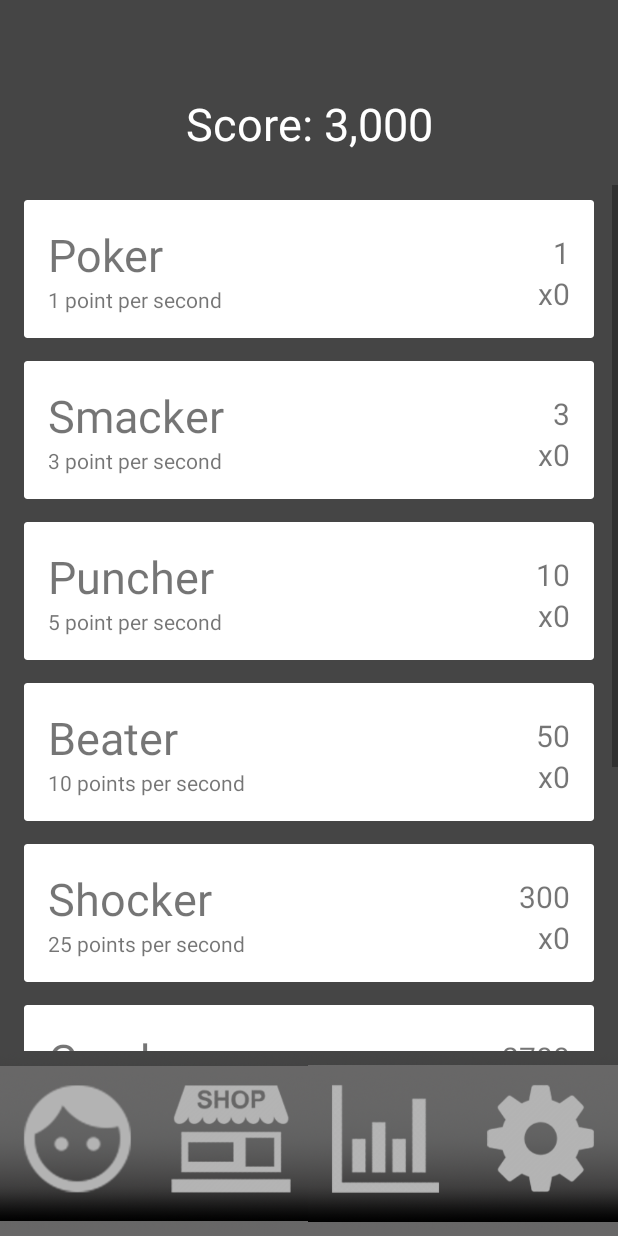
After one commit to cheesywow/Sergey, an Android app: the Shop screen opened directly, with no data from a screen before it, on a phone screen of 412 x 824 dp. The commit adds this screen. Run offline under Robolectric (Android 15) with nearby library versions, the phone set to English and light mode, and no system bars.

Commit message:
Created the first version of the shop

```diff
--- a/app/src/main/java/com/sergey/michael/sergey/Engine/UI/cards/CardAdapter.java
+++ b/app/src/main/java/com/sergey/michael/sergey/Engine/UI/cards/CardAdapter.java
@@ -16,14 +16,14 @@ public class CardAdapter extends RecyclerView.Adapter<CardAdapter.MyViewHolder>
     private List<ReminderCard> cardList;
 
     public class MyViewHolder extends RecyclerView.ViewHolder {
-        public TextView title,  note, date, time;
+        public TextView name, description, inventory, cost;
 
         public MyViewHolder(View view) {
             super(view);
-            title = (TextView) view.findViewById(R.id.title);
-            note = (TextView) view.findViewById(R.id.note);
-            date = (TextView) view.findViewById(R.id.date);
-            time = (TextView) view.findViewById(R.id.time);
+            name = (TextView) view.findViewById(R.id.name);
+            description = (TextView) view.findViewById(R.id.description);
+            inventory = (TextView) view.findViewById(R.id.inventory);
+            cost = (TextView) view.findViewById(R.id.cost);
         }
     }
 
@@ -35,7 +35,7 @@ public class CardAdapter extends RecyclerView.Adapter<CardAdapter.MyViewHolder>
     @Override
     public MyViewHolder onCreateViewHolder(ViewGroup parent, int viewType) {
         View itemView = LayoutInflater.from(parent.getContext())
-                .inflate(R.layout.item_card_basic, parent, false);
+                .inflate(R.layout.card_item, parent, false);
 
         return new MyViewHolder(itemView);
     }
@@ -43,11 +43,10 @@ public class CardAdapter extends RecyclerView.Adapter<CardAdapter.MyViewHolder>
     @Override
     public void onBindViewHolder(MyViewHolder holder, int position) {
         ReminderCard card = cardList.get(position);
-        holder.title.setText(card.title);
-        holder.note.setText(card.note);
-        holder.date.setText(card.date);
-        holder.time.setText(card.time);
-
+        holder.name.setText(card.name);
+        holder.description.setText(card.description);
+        holder.cost.setText(card.cost);
+        holder.inventory.setText(card.inventory);
     }
 
     @Override
--- a/app/src/main/java/com/sergey/michael/sergey/Engine/UI/cards/ReminderCard.java
+++ b/app/src/main/java/com/sergey/michael/sergey/Engine/UI/cards/ReminderCard.java
@@ -11,10 +11,10 @@ public class ReminderCard extends Card {
     public static int numReminders;
     int margin;
     Activity activity;
-    public String title;
-    public String note;
-    public String date;
-    public String time;
+    public String name;
+    public String description;
+    public String inventory;
+    public String cost;
 
     public ReminderCard(Activity activity){
         super(activity);
@@ -23,10 +23,13 @@ public class ReminderCard extends Card {
     }
 
     public void makeCard(String[] messages) {
-        title = messages[0];
-        note = messages[1];
-        date = messages[2];
-        time = messages[3];
+        /**
+         * @param Strings[] name,description,inventory,cost
+         */
+        name = messages[0];
+        description = messages[1];
+        cost = messages[2];
+        inventory = messages[3];
         numReminders++;
         numCards++;
     }
--- a/app/src/main/java/com/sergey/michael/sergey/Engine/UI/dialogs/ReminderDialog.java
+++ b/app/src/main/java/com/sergey/michael/sergey/Engine/UI/dialogs/ReminderDialog.java
@@ -143,7 +143,7 @@ public class ReminderDialog extends DialogFragment {
 
         mDatePicker = new DatePickerDialog(view.getContext(), new DatePickerDialog.OnDateSetListener() {
             public void onDateSet(DatePicker datepicker, int selectedyear, int selectedmonth, int selectedday) {
-                    /*      Your code   to get date and time    */
+                    /*      Your code   to get inventory and cost    */
                 selectedmonth = selectedmonth + 1;
                 date.setText("" + selectedday + "/" + selectedmonth + "/" + selectedyear);
             }
@@ -174,7 +174,7 @@ public class ReminderDialog extends DialogFragment {
         getDialog().dismiss();
     }
 
-    public void scheduleNotification(Context context, long delay, int notificationId, String[] strings) {//delay is after how much time(in millis) from current time you want to schedule the notification
+    public void scheduleNotification(Context context, long delay, int notificationId, String[] strings) {//delay is after how much cost(in millis) from current cost you want to schedule the notification
         NotificationCompat.Builder builder = new NotificationCompat.Builder(context)
                 .setContentTitle(strings[0])
                 .setContentText(strings[1])
--- a/app/src/main/java/com/sergey/michael/sergey/Engine/Util/Toolbox.java
+++ b/app/src/main/java/com/sergey/michael/sergey/Engine/Util/Toolbox.java
@@ -1,6 +1,8 @@
 package com.sergey.michael.sergey.Engine.Util;
 
 import android.app.Activity;
+import android.content.Context;
+import android.content.Intent;
 import android.os.Build;
 import android.os.Bundle;
 import android.support.design.widget.AppBarLayout;
@@ -10,6 +12,7 @@ import android.support.v7.app.ActionBarDrawerToggle;
 import android.support.v7.widget.Toolbar;
 import android.view.View;
 import android.widget.ArrayAdapter;
+import android.widget.ImageView;
 import android.widget.Spinner;
 
 import com.google.firebase.analytics.FirebaseAnalytics;
@@ -20,6 +23,8 @@ import com.sergey.michael.sergey.Engine.TCP.Sender;
 import com.sergey.michael.sergey.Engine.Util.ads.AdManager;
 import com.sergey.michael.sergey.Engine.Util.visual.Features;
 import com.sergey.michael.sergey.MainActivity;
+import com.sergey.michael.sergey.R;
+import com.sergey.michael.sergey.Shop;
 
 
 public class Toolbox {
@@ -29,7 +34,6 @@ public class Toolbox {
     private Activity activity;
 
     private Sender sender;
-    private Drawer drawer;
     public AdManager adManager;
     public static String approach = "Averaged Approach";
 
@@ -84,11 +88,11 @@ public class Toolbox {
 
     public void setup_Drawer(Activity activity, int nav_view, int drawer_layout, int open, int close){
         if(Features.drawer) {
-            drawer = new Drawer(activity,nav_view,drawer_layout);
-            DrawerLayout drawer = activity.findViewById(drawer_layout);
+            new Drawer(activity,nav_view,drawer_layout);
+            DrawerLayout drawerlayout = activity.findViewById(drawer_layout);
             ActionBarDrawerToggle toggle = new ActionBarDrawerToggle(
-                    activity, drawer, toolbar, open, close);
-            drawer.addDrawerListener(toggle);
+                    activity, drawerlayout, toolbar, open, close);
+            drawerlayout.addDrawerListener(toggle);
             toggle.syncState();
         }
         else{
@@ -120,9 +124,48 @@ public class Toolbox {
         return sender;
     }
 
+    public static void setupNavigation(final Context context, final Activity activity, final String current){
+        ImageView img_face      =   activity.findViewById(R.id.face_box);
+        ImageView img_shop      =   activity.findViewById(R.id.shop_box);
+        ImageView img_stat      =   activity.findViewById(R.id.stat_box);
+        ImageView img_setting   =   activity.findViewById(R.id.setting_box);
+
+        img_face.setOnClickListener(new View.OnClickListener() {
+            @Override
+            public void onClick(View v) {
+                if(!current.equals("Face")){
+                    context.startActivity(new Intent(context, MainActivity.class));
+                    activity.finish();
+                }
+            }
+        });
+
+        img_shop.setOnClickListener(new View.OnClickListener() {
+            @Override
+            public void onClick(View v) {
+                if(!current.equals("Shop")){
+                    context.startActivity(new Intent(context, Shop.class));
+                    activity.finish();
+                }
+            }
+        });
+
+        img_stat.setOnClickListener(new View.OnClickListener() {
+            @Override
+            public void onClick(View v) {
+            }
+        });
+
+        img_setting.setOnClickListener(new View.OnClickListener() {
+            @Override
+            public void onClick(View v) {
+            }
+        });
+    }
+
     public void onBackPressed() {
-        if(Features.drawer){
+        /*if(Features.drawer){
             drawer.onBackPressed();
-        }
+        }*/
     }
 }
--- /dev/null
+++ b/app/src/main/java/com/sergey/michael/sergey/Engine/Util/listeners/RecyclerTouchListener.java
@@ -0,0 +1,60 @@
+package com.sergey.michael.sergey.Engine.Util.listeners;
+
+import android.content.Context;
+import android.support.v7.widget.RecyclerView;
+import android.view.GestureDetector;
+import android.view.MotionEvent;
+import android.view.View;
+
+/**
+ * Created by Ravi Tamada on 03/09/16.
+ * www.androidhive.info
+ */
+public class RecyclerTouchListener implements RecyclerView.OnItemTouchListener {
+
+    private GestureDetector gestureDetector;
+    private ClickListener clickListener;
+
+    public RecyclerTouchListener(Context context, final RecyclerView recyclerView, final ClickListener clickListener) {
+        this.clickListener = clickListener;
+        gestureDetector = new GestureDetector(context, new GestureDetector.SimpleOnGestureListener() {
+            @Override
+            public boolean onSingleTapUp(MotionEvent e) {
+                return true;
+            }
+
+            @Override
+            public void onLongPress(MotionEvent e) {
+                View child = recyclerView.findChildViewUnder(e.getX(), e.getY());
+                if (child != null && clickListener != null) {
+                    clickListener.onLongClick(child, recyclerView.getChildPosition(child));
+                }
+            }
+        });
+    }
+
+    @Override
+    public boolean onInterceptTouchEvent(RecyclerView rv, MotionEvent e) {
+
+        View child = rv.findChildViewUnder(e.getX(), e.getY());
+        if (child != null && clickListener != null && gestureDetector.onTouchEvent(e)) {
+            clickListener.onClick(child, rv.getChildPosition(child));
+        }
+        return false;
+    }
+
+    @Override
+    public void onTouchEvent(RecyclerView rv, MotionEvent e) {
+    }
+
+    @Override
+    public void onRequestDisallowInterceptTouchEvent(boolean disallowIntercept) {
+
+    }
+
+    public interface ClickListener {
+        void onClick(View view, int position);
+
+        void onLongClick(View view, int position);
+    }
+}
--- /dev/null
+++ b/app/src/main/java/com/sergey/michael/sergey/Face.java
@@ -0,0 +1,6 @@
+package com.sergey.michael.sergey;
+
+public class Face {
+
+
+}
--- /dev/null
+++ b/app/src/main/java/com/sergey/michael/sergey/Shop.java
@@ -0,0 +1,91 @@
+package com.sergey.michael.sergey;
+
+import android.app.Activity;
+import android.app.FragmentManager;
+import android.content.Intent;
+import android.os.Bundle;
+import android.support.design.widget.FloatingActionButton;
+import android.support.v7.app.AppCompatActivity;
+import android.support.v7.widget.DefaultItemAnimator;
+import android.support.v7.widget.LinearLayoutManager;
+import android.support.v7.widget.RecyclerView;
+import android.view.View;
+import android.widget.ImageView;
+import android.widget.Toast;
+
+import com.sergey.michael.sergey.Engine.UI.cards.CardAdapter;
+import com.sergey.michael.sergey.Engine.UI.cards.ReminderCard;
+import com.sergey.michael.sergey.Engine.Util.Toolbox;
+import com.sergey.michael.sergey.Engine.Util.listeners.RecyclerTouchListener;
+
+import java.util.ArrayList;
+import java.util.List;
+
+public class Shop extends AppCompatActivity {
+
+    private RecyclerView recyclerView;
+    private List<ReminderCard> cardList = new ArrayList<>();
+    private CardAdapter mAdapter;
+
+
+    protected void onCreate(Bundle savedInstanceState) {
+        super.onCreate(savedInstanceState);
+        setContentView(R.layout.activity_shop);
+        Toolbox.setupNavigation(this,this, "Shop");
+        recyclerView = (RecyclerView) findViewById(R.id.my_recycler_view);
+
+        mAdapter = new CardAdapter(cardList);
+
+        recyclerView.setHasFixedSize(true);
+        RecyclerView.LayoutManager mLayoutManager = new LinearLayoutManager(getApplicationContext());
+        recyclerView.setLayoutManager(mLayoutManager);
+        recyclerView.setItemAnimator(new DefaultItemAnimator());
+        recyclerView.setAdapter(mAdapter);
+
+        recyclerView.addOnItemTouchListener(new RecyclerTouchListener(getApplicationContext(), recyclerView, new RecyclerTouchListener.ClickListener() {
+            @Override
+            public void onClick(View view, int position) {
+                //ReminderCard card = cardList.get(position);
+                Toast.makeText(getBaseContext(), position + " is selected!", Toast.LENGTH_SHORT).show();
+            }
+
+            @Override
+            public void onLongClick(View view, int position) {
+
+            }
+        }));
+
+        String[] strings = new String[4];
+        strings[0] = "Poker"; strings[1] = "1 point per second"; strings[2] = "1"; strings[3] = "x0";
+        makeReminder(this, strings);
+        strings[0] = "Smacker"; strings[1] = "3 point per second"; strings[2] = "3"; strings[3] = "x0";
+        makeReminder(this, strings);
+        strings[0] = "Puncher"; strings[1] = "5 point per second"; strings[2] = "10"; strings[3] = "x0";
+        makeReminder(this, strings);
+        strings[0] = "Beater"; strings[1] = "10 points per second"; strings[2] = "50"; strings[3] = "x0";
+        makeReminder(this, strings);
+        strings[0] = "Shocker"; strings[1] = "25 points per second"; strings[2] = "300"; strings[3] = "x0";
+        makeReminder(this, strings);
+        strings[0] = "Crusher"; strings[1] = "60 points per second"; strings[2] = "2700"; strings[3] = "x0";
+        makeReminder(this, strings);
+        strings[0] = "Ripper"; strings[1] = "150 points per second"; strings[2] = "30000"; strings[3] = "x0";
+        makeReminder(this, strings);
+        strings[0] = "Shredder"; strings[1] = "400 points per second"; strings[2] = "500000"; strings[3] = "x0";
+        makeReminder(this, strings);
+
+    }
+
+    @Override
+    public void onResume() {
+        super.onResume();
+        Toolbox.activiateFullscreen(this);
+    }
+
+    public void makeReminder(Activity activity, String[] strings){
+        ReminderCard card = new ReminderCard(activity);
+        card.makeCard(strings);
+        cardList.add(card);
+        mAdapter.notifyDataSetChanged();
+        //layout.addView(card,linear);
+    }
+}
--- /dev/null
+++ b/app/src/main/java/com/sergey/michael/sergey/Stats.java
@@ -0,0 +1,4 @@
+package com.sergey.michael.sergey;
+
+public class Stats {
+}
--- a/app/src/main/res/layout/activity_shop.xml
+++ b/app/src/main/res/layout/activity_shop.xml
@@ -1,6 +1,68 @@
 <?xml version="1.0" encoding="utf-8"?>
 <android.support.constraint.ConstraintLayout
-    xmlns:android="http://schemas.android.com/apk/res/android" android:layout_width="match_parent"
-    android:layout_height="match_parent">
+    xmlns:android="http://schemas.android.com/apk/res/android"
+    xmlns:app="http://schemas.android.com/apk/res-auto"
+    xmlns:tools="http://schemas.android.com/tools"
+    android:background="@color/dark"
+    android:layout_width="match_parent"
+    android:layout_height="match_parent"
+    tools:context="com.sergey.michael.sergey.Shop">
+
+    <android.support.v7.widget.RecyclerView
+        android:id="@+id/my_recycler_view"
+        android:layout_width="0dp"
+        android:layout_height="0dp"
+        app:layout_constraintBottom_toTopOf="@+id/shop_bottom_guideline"
+        app:layout_constraintEnd_toEndOf="parent"
+        app:layout_constraintStart_toStartOf="parent"
+        app:layout_constraintTop_toBottomOf="@id/shop_top_guideline"
+        android:scrollbars="vertical"/>
+
+    <android.support.constraint.Guideline
+        android:id="@+id/shop_upper_guideline"
+        android:layout_width="wrap_content"
+        android:layout_height="wrap_content"
+        android:orientation="horizontal"
+        app:layout_constraintGuide_percent="0.05" />
+
+    <android.support.constraint.Guideline
+        android:id="@+id/shop_top_guideline"
+        android:layout_width="wrap_content"
+        android:layout_height="wrap_content"
+        android:orientation="horizontal"
+        app:layout_constraintGuide_percent="0.15" />
+
+    <android.support.constraint.Guideline
+        android:id="@+id/shop_bottom_guideline"
+        android:layout_width="wrap_content"
+        android:layout_height="wrap_content"
+        android:orientation="horizontal"
+        app:layout_constraintGuide_percent="0.85" />
+
+    <LinearLayout
+        android:layout_width="0dp"
+        android:layout_height="0dp"
+        app:layout_constraintBottom_toBottomOf="parent"
+        app:layout_constraintEnd_toEndOf="parent"
+        app:layout_constraintStart_toStartOf="parent"
+        app:layout_constraintTop_toBottomOf="@id/shop_bottom_guideline">
+
+        <include layout="@layout/component_bottom_nav" />
+
+    </LinearLayout>
+
+    <TextView
+        android:id="@+id/shop_score"
+        android:layout_width="wrap_content"
+        android:layout_height="wrap_content"
+        android:layout_marginBottom="8dp"
+        android:layout_marginTop="8dp"
+        android:text="Score: 3,000"
+        android:textSize="30sp"
+        android:textColor="@color/colorAccent"
+        app:layout_constraintBottom_toTopOf="@+id/shop_top_guideline"
+        app:layout_constraintLeft_toLeftOf="parent"
+        app:layout_constraintRight_toRightOf="parent"
+        app:layout_constraintTop_toTopOf="@+id/shop_upper_guideline" />
 
 </android.support.constraint.ConstraintLayout>
--- a/app/src/main/res/layout/item_card_basic.xml
+++ b/app/src/main/res/layout/card_item.xml
@@ -20,36 +20,43 @@
             >
 
             <TextView
+
+                android:id="@+id/name"
                 android:layout_width="wrap_content"
                 android:layout_height="wrap_content"
-                android:id="@+id/title"
                 android:layout_alignParentTop="true"
                 android:textSize="30sp"
-                android:text="Title"
+                android:text="Name"
                 />
 
             <TextView
+
+                android:id="@+id/description"
                 android:layout_width="wrap_content"
                 android:layout_height="wrap_content"
-                android:id="@+id/note"
-                android:layout_below="@+id/title"
+                android:layout_below="@+id/name"
                 android:text="note"
                 />
+
             <TextView
-                android:id="@+id/time"
-                android:textColor="@color/colorPrimary"
+                android:id="@+id/cost"
                 android:layout_width="wrap_content"
+                android:layout_height="wrap_content"
+                android:layout_above="@+id/inventory"
+                android:layout_alignParentEnd="true"
                 android:layout_alignParentRight="true"
+                android:text="100"
+                android:textSize="20sp" />
+
+            <TextView
+                android:id="@+id/inventory"
+                android:layout_width="wrap_content"
                 android:layout_height="wrap_content"
-                android:text="time"/>
-            <TextView
-                android:id="@+id/date"
-                android:textColor="@color/colorPrimary"
-                android:layout_width="wrap_content"
+                android:layout_alignBottom="@+id/description"
+                android:layout_alignParentEnd="true"
                 android:layout_alignParentRight="true"
-                android:layout_below="@+id/time"
-                android:layout_height="wrap_content"
-                android:text="date"/>
+                android:text="x0"
+                android:textSize="20sp" />
 
         </RelativeLayout>
 
--- a/app/src/main/res/values/colors.xml
+++ b/app/src/main/res/values/colors.xml
@@ -6,4 +6,5 @@
     <color name="dark">#454545</color>
     <color name="black">#000000</color>
     <color name="white">#ffffff</color>
+    <color name="orange">#ffae00</color>
 </resources>
--- a/app/src/main/res/values/styles.xml
+++ b/app/src/main/res/values/styles.xml
@@ -11,6 +11,7 @@
     <style name="AppTheme.NoActionBar">
         <item name="windowActionBar">false</item>
         <item name="windowNoTitle">true</item>
+        <item name="android:windowAnimationStyle">@null</item>
     </style>
 
     <style name="AppTheme.AppBarOverlay" parent="ThemeOverlay.AppCompat.Dark.ActionBar" />
```
Also changed, not shown: app/build.gradle (+8 -7 lines), app/src/main/AndroidManifest.xml (+16 -0 lines), app/src/main/java/com/sergey/michael/sergey/Engine/Audio/MusicLoop.java (+12 -4 lines), app/src/main/java/com/sergey/michael/sergey/Engine/Util/visual/Features.java (+4 -3 lines), app/src/main/java/com/sergey/michael/sergey/MainActivity.java (+31 -57 lines), app/src/main/java/com/sergey/michael/sergey/Settings.java (added, +14 -0 lines), app/src/main/res/layout/activity_sergey.xml (+15 -32 lines), app/src/main/res/layout/activity_settings.xml (added, +23 -0 lines).
